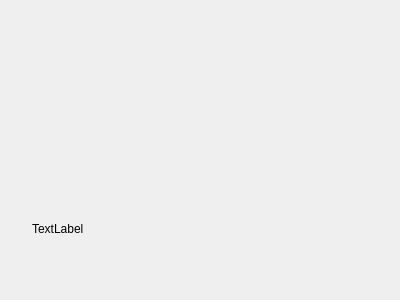
Above: src/libtomahawk/widgets/HeaderWidget.ui from tomahawk-player/tomahawk before the change. Below: the same form after it.
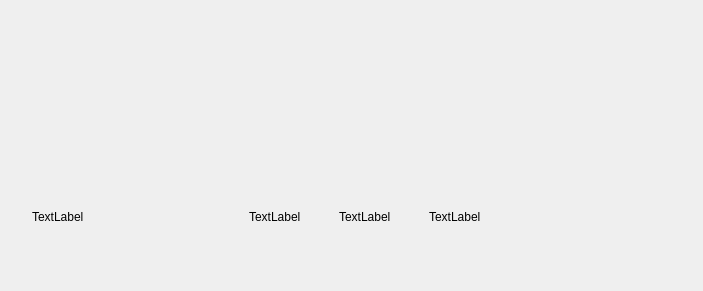
That is the form after the change. Custom widgets are drawn as their Qt base class.

Commit message: * Added anchors to HeaderWidget.

The edit to the form file:
```diff
--- a/src/libtomahawk/widgets/HeaderWidget.ui
+++ b/src/libtomahawk/widgets/HeaderWidget.ui
@@ -6,8 +6,8 @@
    <rect>
     <x>0</x>
     <y>0</y>
-    <width>400</width>
-    <height>300</height>
+    <width>703</width>
+    <height>291</height>
    </rect>
   </property>
   <property name="windowTitle">
@@ -46,11 +46,113 @@
        </spacer>
       </item>
       <item>
-       <widget class="QLabel" name="artistLabel">
-        <property name="text">
-         <string>TextLabel</string>
+       <layout class="QHBoxLayout" name="horizontalLayout">
+        <property name="margin">
+         <number>0</number>
         </property>
-       </widget>
+        <item>
+         <widget class="QLabel" name="artistLabel">
+          <property name="text">
+           <string>TextLabel</string>
+          </property>
+         </widget>
+        </item>
+        <item>
+         <spacer name="horizontalSpacer">
+          <property name="orientation">
+           <enum>Qt::Horizontal</enum>
+          </property>
+          <property name="sizeHint" stdset="0">
+           <size>
+            <width>40</width>
+            <height>20</height>
+           </size>
+          </property>
+         </spacer>
+        </item>
+        <item>
+         <widget class="ClickableLabel" name="anchor1Label">
+          <property name="text">
+           <string>TextLabel</string>
+          </property>
+         </widget>
+        </item>
+        <item>
+         <spacer name="horizontalSpacer_3">
+          <property name="orientation">
+           <enum>Qt::Horizontal</enum>
+          </property>
+          <property name="sizeType">
+           <enum>QSizePolicy::Fixed</enum>
+          </property>
+          <property name="sizeHint" stdset="0">
+           <size>
+            <width>32</width>
+            <height>20</height>
+           </size>
+          </property>
+         </spacer>
+        </item>
+        <item>
+         <widget class="ClickableLabel" name="anchor2Label">
+          <property name="text">
+           <string>TextLabel</string>
+          </property>
+         </widget>
+        </item>
+        <item>
+         <spacer name="horizontalSpacer_4">
+          <property name="orientation">
+           <enum>Qt::Horizontal</enum>
+          </property>
+          <property name="sizeType">
+           <enum>QSizePolicy::Fixed</enum>
+          </property>
+          <property name="sizeHint" stdset="0">
+           <size>
+            <width>32</width>
+            <height>20</height>
+           </size>
+          </property>
+         </spacer>
+        </item>
+        <item>
+         <widget class="ClickableLabel" name="anchor3Label">
+          <property name="text">
+           <string>TextLabel</string>
+          </property>
+         </widget>
+        </item>
+        <item>
+         <spacer name="horizontalSpacer_2">
+          <property name="orientation">
+           <enum>Qt::Horizontal</enum>
+          </property>
+          <property name="sizeHint" stdset="0">
+           <size>
+            <width>40</width>
+            <height>20</height>
+           </size>
+          </property>
+         </spacer>
+        </item>
+        <item>
+         <spacer name="balanceSpacer">
+          <property name="orientation">
+           <enum>Qt::Horizontal</enum>
+          </property>
+          <property name="sizeType">
+           <enum>QSizePolicy::Fixed</enum>
+          </property>
+          <property name="sizeHint" stdset="0">
+           <size>
+            <width>32</width>
+            <height>20</height>
+           </size>
+          </property>
+         </spacer>
+        </item>
+       </layout>
       </item>
      </layout>
     </widget>
@@ -64,6 +166,11 @@
    <header>widgets/BackgroundWidget.h</header>
    <container>1</container>
   </customwidget>
+  <customwidget>
+   <class>ClickableLabel</class>
+   <extends>QLabel</extends>
+   <header>widgets/ClickableLabel.h</header>
+  </customwidget>
  </customwidgets>
  <resources/>
  <connections/>
```
The commit also changes 3 other files.
